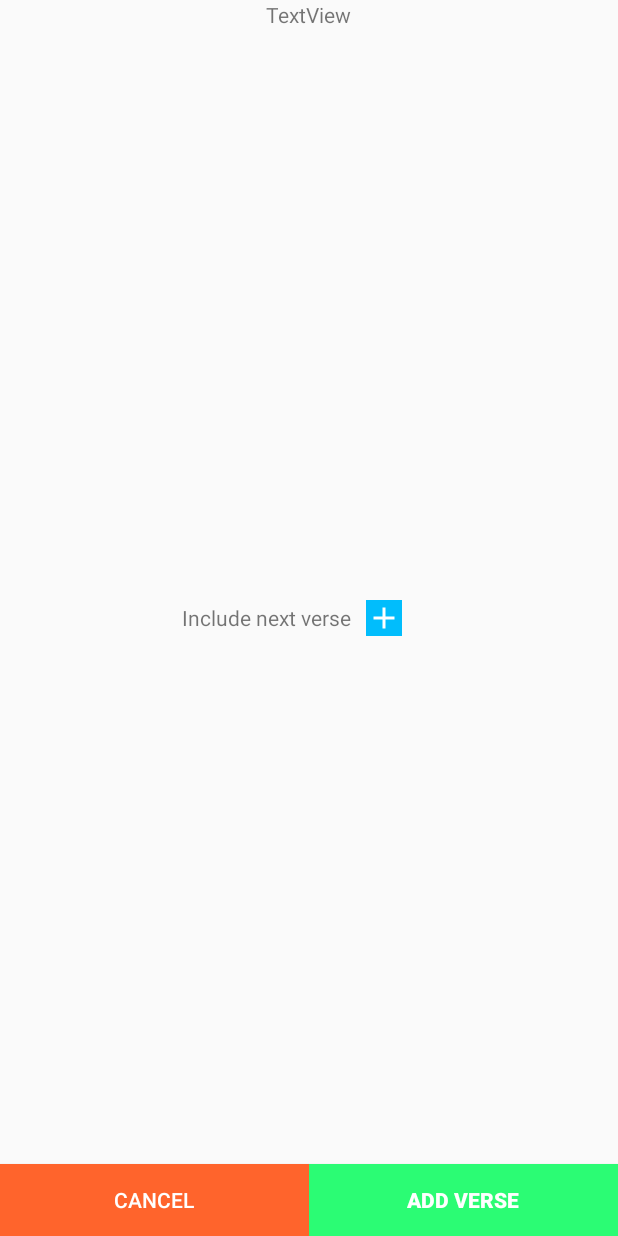
After one commit to JBrannenMobileDev/MemorizeIt-Bible-Production, an Android app: the layout verse_selected_dialog.xml on its own in the app's theme, with its tools: preview values and no code run, on a phone screen of 412 x 824 dp. The commit adds this screen. Run offline under Robolectric (Android 15) with nearby library versions, the phone set to English and light mode, and no system bars.

Commit message:
semi working

```diff
--- a/app/src/main/java/nape/biblememory/Activities/UserPreferenceConstants.java
+++ b/app/src/main/java/nape/biblememory/Activities/UserPreferenceConstants.java
@@ -16,4 +16,9 @@ public class UserPreferenceConstants {
     public static final String SELECTED_CHAPTER = "selected_chapter";
     public static final String SELECTED_BIBLE_LANGUAGE = "selected_bible_language";
     public static final String SELECTED_BIBLE_VERSION = "selected_bible_version";
+    public static final String OLD_TEST_DAM_ID = "old_test_dam_id";
+    public static final String NEW_TEST_DAM_ID = "new_test_dam_id";
+    public static final String SELECTED_BOOK_ID = "book_id";
+    public static final String DAM_ID = "dam_id";
+    public static final String SELECTED_VERSE_TEXT = "selected_verse_text";
 }
--- /dev/null
+++ b/app/src/main/res/layout/verse_selected_dialog.xml
@@ -0,0 +1,65 @@
+<?xml version="1.0" encoding="utf-8"?>
+<RelativeLayout xmlns:android="http://schemas.android.com/apk/res/android"
+    xmlns:app="http://schemas.android.com/apk/res-auto"
+    android:layout_width="match_parent" android:layout_height="match_parent"
+    android:id="@+id/verseSelectedDialog">
+
+    <TextView
+        android:text="TextView"
+        android:layout_width="wrap_content"
+        android:layout_height="wrap_content"
+        android:layout_alignParentTop="true"
+        android:layout_centerHorizontal="true"
+        android:id="@+id/verseTextView" />
+
+    <TextView
+        android:text="Include next verse"
+        android:layout_width="wrap_content"
+        android:layout_height="wrap_content"
+        android:layout_centerVertical="true"
+        android:layout_alignEnd="@+id/verseTextView"
+        android:id="@+id/textView5" />
+
+    <ImageButton
+        android:layout_width="wrap_content"
+        android:layout_height="wrap_content"
+        app:srcCompat="@drawable/ic_add_white_24dp"
+        android:layout_centerVertical="true"
+        android:layout_toEndOf="@+id/textView5"
+        android:id="@+id/imageButton"
+        android:background="@color/indicator"
+        android:layout_margin="10dp" />
+
+    <LinearLayout
+        android:orientation="horizontal"
+        android:layout_width="match_parent"
+        android:layout_height="match_parent"
+        android:layout_alignParentBottom="true"
+        android:layout_centerHorizontal="true"
+        android:gravity="bottom">
+
+        <Button
+            android:text="Cancel"
+            android:layout_height="wrap_content"
+            android:layout_alignParentBottom="true"
+            android:layout_alignParentStart="true"
+            android:id="@+id/cancelButton"
+            android:background="@color/colorNoText"
+            android:layout_width="wrap_content"
+            android:layout_weight="1"
+            android:textColor="@color/colorWhite" />
+
+        <Button
+            android:text="Add Verse"
+            android:layout_width="wrap_content"
+            android:layout_height="wrap_content"
+            android:layout_alignParentBottom="true"
+            android:layout_alignParentEnd="true"
+            android:id="@+id/addVerseButton"
+            android:background="@color/colorGreenText"
+            android:layout_weight="1"
+            android:textStyle="normal|bold"
+            android:textColor="@color/colorWhite" />
+    </LinearLayout>
+
+</RelativeLayout>
```
Also changed, not shown: app/src/main/java/nape/biblememory/Activities/Fragments/Dialogs/BooksFragment.java (+42 -13 lines), app/src/main/java/nape/biblememory/Activities/Fragments/Dialogs/ChapterFragment.java (+4 -20 lines), app/src/main/java/nape/biblememory/Activities/Fragments/Dialogs/VerseFragment.java (+125 -14 lines), app/src/main/java/nape/biblememory/Activities/MainActivity.java (+13 -6 lines), app/src/main/java/nape/biblememory/Activities/UserPreferences.java (+59 -8 lines), app/src/main/java/nape/biblememory/Activities/Views/VerseSelectedDialogFragment.java (added, +80 -0 lines).
